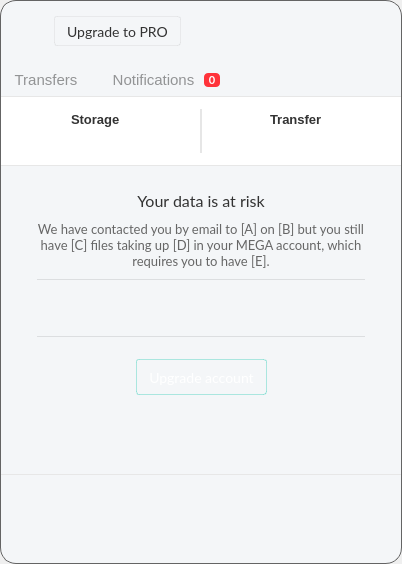
Before: the Qt Designer form src/MEGASync/gui/linux/InfoDialog.ui in meganz/MEGAsync, drawn with Qt 5.
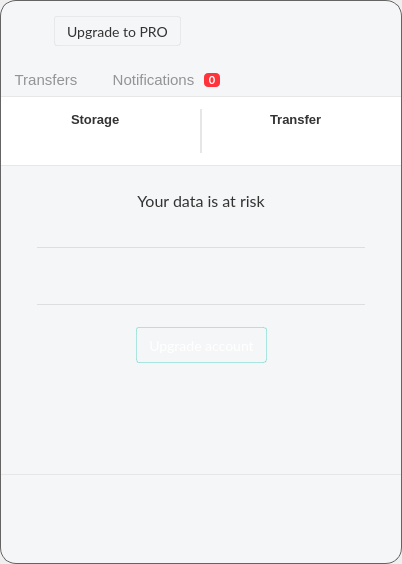
After: the same form once the commit is applied. The open tabs and pages were chosen to show the change. Icons and pictures are not drawn. Custom widgets are drawn as their Qt base class.

What changed in the file:
```diff
--- a/src/MEGASync/gui/linux/InfoDialog.ui
+++ b/src/MEGASync/gui/linux/InfoDialog.ui
@@ -2028,7 +2028,7 @@
 }</string>
                                </property>
                                <property name="text">
-                                <string>We have contacted you by email to [A] on [B] but you still have [C] files taking up [D] in your MEGA account, which requires you to have [E].</string>
+                                <string/>
                                </property>
                                <property name="alignment">
                                 <set>Qt::AlignHCenter|Qt::AlignTop</set>
```
